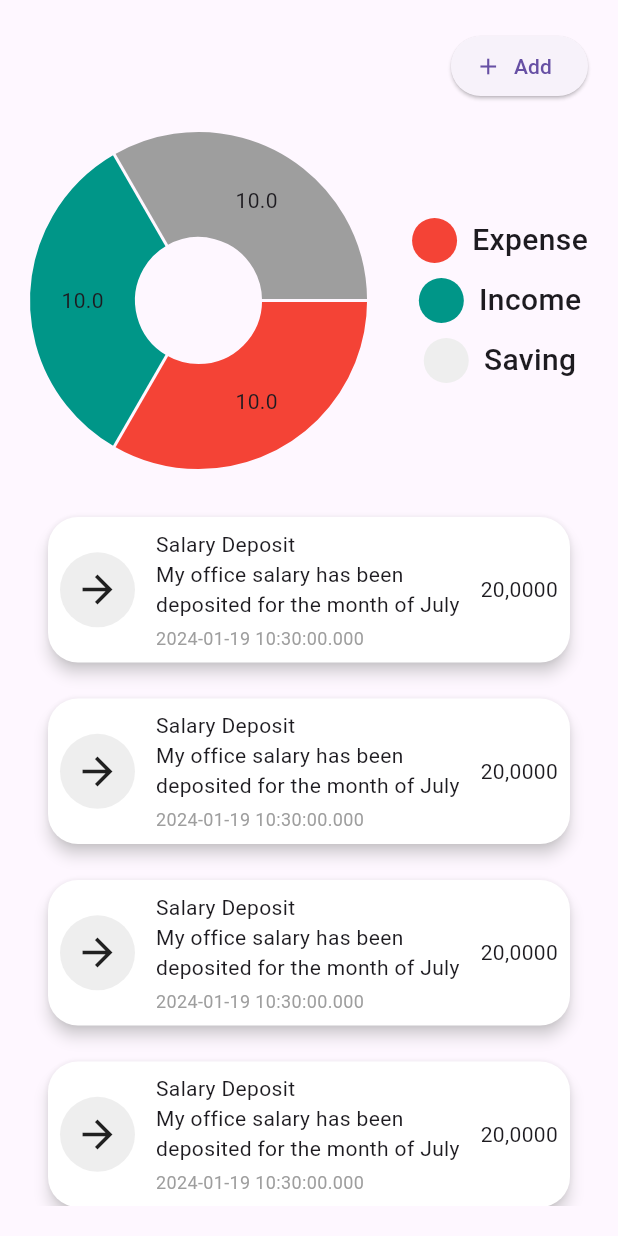
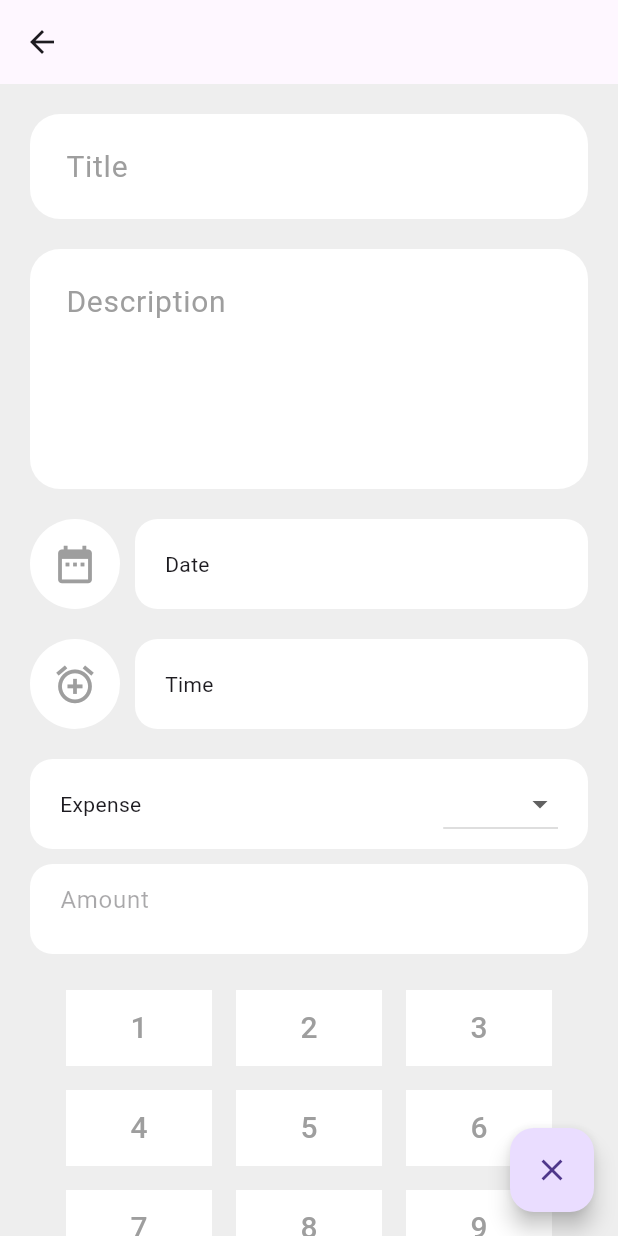
Before and after one commit to MurtazaFlutter/Expense-Tracker--BloC-Pattern, a Flutter app: the screen it shows after launch, after a tap on "Add", on a phone screen of 412 x 824 dp. Run offline on Flutter 3.47's test engine with Material 3 defaults, Android fonts, the phone set to English and light mode, and no system bars; drawn by our look-alikes of fl_chart; our stand-ins replace gap.

Commit message:
done with the ui

```diff
--- /dev/null
+++ b/lib/common/utils/app_consts.dart
@@ -0,0 +1,28 @@
+import 'package:flutter/material.dart';
+
+class AppConsts {
+  static final List<String> payNumbers = [
+    '1',
+    '2',
+    '3',
+    '4',
+    '5',
+    '6',
+    '7',
+    '8',
+    '9',
+    '0',
+    'Delete'
+  ];
+  static List<String> expenseCategory = ['Expense', 'Savings', 'Income'];
+
+  static List<DropdownMenuItem<String>>? get expenseCategoryDropDown {
+    List<DropdownMenuItem<String>>? menuItem =
+        List<DropdownMenuItem<String>>.generate(
+            expenseCategory.length,
+            (index) => DropdownMenuItem(
+                value: expenseCategory[index],
+                child: Text(expenseCategory[index])));
+    return menuItem;
+  }
+}
--- a/lib/main.dart
+++ b/lib/main.dart
@@ -1,4 +1,4 @@
-import 'package:expense_tracker/views/addExpenses/views/expenses.dart';
+import 'package:expense_tracker/views/home/views/home.dart';
 import 'package:flutter/material.dart';
 
 void main() {
@@ -10,9 +10,12 @@ class MyApp extends StatelessWidget {
 
   @override
   Widget build(BuildContext context) {
-    return const MaterialApp(
+    return MaterialApp(
+      theme: ThemeData(
+        scaffoldBackgroundColor: Colors.grey.shade200,
+      ),
       debugShowCheckedModeBanner: false,
-      home: Expenses(),
+      home: const HomeScreen(),
     );
   }
 }
--- /dev/null
+++ b/lib/views/add/views/add_expenses.dart
@@ -0,0 +1,287 @@
+import 'package:expense_tracker/common/utils/app_consts.dart';
+import 'package:flutter/material.dart';
+import 'package:gap/gap.dart';
+import 'package:intl/intl.dart';
+import '../widgets/custom_text_field.dart';
+
+class AddExpensesScreen extends StatefulWidget {
+  const AddExpensesScreen({Key? key}) : super(key: key);
+
+  @override
+  State<AddExpensesScreen> createState() => _AddExpensesScreenState();
+}
+
+class _AddExpensesScreenState extends State<AddExpensesScreen> {
+  final TextEditingController title = TextEditingController();
+  final TextEditingController description = TextEditingController();
+  final TextEditingController amountController = TextEditingController();
+  String? categoryValue;
+
+  @override
+  Widget build(BuildContext context) {
+    return Scaffold(
+      floatingActionButton: FloatingActionButton(
+        onPressed: () {},
+        child: const Icon(Icons.clear),
+      ),
+      appBar: AppBar(),
+      body: SafeArea(
+        child: Padding(
+          padding: const EdgeInsets.symmetric(horizontal: 20),
+          child: ListView(
+            children: [
+              const Gap(20),
+              CustomTextField(
+                validator: (value) {},
+                maxLines: 1,
+                controller: title,
+                hintText: 'Title',
+              ),
+              const Gap(20),
+              CustomTextField(
+                validator: (value) {},
+                maxLines: 5,
+                controller: description,
+                hintText: 'Description',
+              ),
+              const Gap(20),
+              ExpenseFlow(
+                icon: Icons.date_range,
+                onTap: () {},
+                title: 'Date',
+              ),
+              const Gap(20),
+              ExpenseFlow(
+                icon: Icons.alarm_add,
+                onTap: () {},
+                title: 'Time',
+              ),
+              const Gap(20),
+              Container(
+                height: 60,
+                width: MediaQuery.of(context).size.width,
+                decoration: BoxDecoration(
+                  color: Colors.white,
+                  borderRadius: BorderRadius.circular(15),
+                ),
+                child: Padding(
+                  padding: const EdgeInsets.symmetric(horizontal: 20),
+                  child: Row(
+                    mainAxisAlignment: MainAxisAlignment.spaceBetween,
+                    children: [
+                      Text(categoryValue ?? 'Expense'),
+                      DropdownButton(
+                        style: const TextStyle(color: Colors.black),
+                        items: AppConsts.expenseCategoryDropDown,
+                        onChanged: (String? value) {
+                          setState(() {
+                            categoryValue = value;
+                          });
+                        },
+                      ),
+                    ],
+                  ),
+                ),
+              ),
+              const Gap(10),
+              Container(
+                height: 60,
+                width: MediaQuery.of(context).size.width,
+                decoration: BoxDecoration(
+                  color: Colors.white,
+                  borderRadius: BorderRadius.circular(15),
+                ),
+                child: Padding(
+                  padding: const EdgeInsets.symmetric(horizontal: 20),
+                  child: TextFormField(
+                    controller: amountController,
+                    enabled: false,
+                    decoration: const InputDecoration(
+                      hintText: 'Amount',
+                      border: InputBorder.none,
+                    ),
+                  ),
+                ),
+              ),
+              Padding(
+                padding: const EdgeInsets.all(16.0),
+                child: GridView.builder(
+                  itemCount: AppConsts.payNumbers.length,
+                  shrinkWrap: true,
+                  physics: const NeverScrollableScrollPhysics(),
+                  gridDelegate: const SliverGridDelegateWithFixedCrossAxisCount(
+                    crossAxisCount: 3,
+                    childAspectRatio: 1.7,
+                  ),
+                  itemBuilder: (context, index) {
+                    return Padding(
+                      padding: const EdgeInsets.all(8.0),
+                      child: DialerButton(
+                        index: index,
+                        label: AppConsts.payNumbers[index],
+                        onPressed: () {
+                          setState(() {
+                            if (index == 10) {
+                              amountController.clear();
+                            } else {
+                              amountController.text +=
+                                  AppConsts.payNumbers[index];
+                            }
+                          });
+                        },
+                      ),
+                    );
+                  },
+                ),
+              ),
+            ],
+          ),
+        ),
+      ),
+    );
+  }
+}
+
+class DialerButton extends StatelessWidget {
+  final String label;
+  final int index;
+  final IconData? icon;
+  final VoidCallback onPressed;
+
+  const DialerButton({
+    Key? key,
+    required this.label,
+    required this.index,
+    this.icon,
+    required this.onPressed,
+  }) : super(key: key);
+
+  @override
+  Widget build(BuildContext context) {
+    return InkWell(
+      onTap: onPressed,
+      child: Container(
+        decoration: BoxDecoration(
+          color: index == 10 ? Colors.red : Colors.white,
+        ),
+        child: Center(
+          child: Text(
+            label,
+            style: TextStyle(
+              fontSize: 20,
+              fontWeight: FontWeight.w500,
+              color: index == 10 ? Colors.white : Colors.grey,
+            ),
+          ),
+        ),
+      ),
+    );
+  }
+}
+
+class ExpenseFlow extends StatefulWidget {
+  final IconData icon;
+  final String title;
+  final VoidCallback onTap;
+
+  const ExpenseFlow({
+    Key? key,
+    required this.onTap,
+    required this.icon,
+    required this.title,
+  }) : super(key: key);
+
+  @override
+  _ExpenseFlowState createState() => _ExpenseFlowState();
+}
+
+class _ExpenseFlowState extends State<ExpenseFlow> {
+  DateTime? selectedDate;
+  TimeOfDay? selectedTime;
+
+  Future<void> _selectDate(BuildContext context) async {
+    final DateTime? pickedDate = await showDatePicker(
+      context: context,
+      initialDate: DateTime.now(),
+      firstDate: DateTime(2000),
+      lastDate: DateTime(2101),
+    );
+
+    if (pickedDate != null && pickedDate != selectedDate) {
+      setState(() {
+        selectedDate = pickedDate;
+      });
+    }
+  }
+
+  Future<void> _selectTime(BuildContext context) async {
+    final TimeOfDay? pickedTime = await showTimePicker(
+      context: context,
+      initialTime: TimeOfDay.now(),
+    );
+
+    if (pickedTime != null && pickedTime != selectedTime) {
+      setState(() {
+        selectedTime = pickedTime;
+      });
+    }
+  }
+
+  @override
+  Widget build(BuildContext context) {
+    return Row(
+      children: [
+        Container(
+          height: 60,
+          width: 60,
+          decoration: const BoxDecoration(
+            color: Colors.white,
+            shape: BoxShape.circle,
+          ),
+          child: IconButton(
+            onPressed: () {
+              if (widget.title == 'Date') {
+                _selectDate(context);
+              } else if (widget.title == 'Time') {
+                _selectTime(context);
+              }
+            },
+            icon: Icon(
+              widget.icon,
+              size: 30,
+              color: Colors.grey,
+            ),
+          ),
+        ),
+        const Gap(10),
+        Expanded(
+          child: Container(
+            height: 60,
+            decoration: BoxDecoration(
+              color: Colors.white,
+              borderRadius: BorderRadius.circular(15),
+            ),
+            child: Padding(
+              padding: const EdgeInsets.symmetric(horizontal: 20, vertical: 20),
+              child: Text(_getSelectedDateTime()),
+            ),
+          ),
+        ),
+      ],
+    );
+  }
+
+  String _getSelectedDateTime() {
+    if (selectedDate != null && selectedTime != null) {
+      final formattedDate = DateFormat.yMd().format(selectedDate!);
+      final formattedTime = selectedTime!.format(context);
+      return '$formattedDate $formattedTime';
+    } else if (selectedDate != null) {
+      return DateFormat.yMd().format(selectedDate!);
+    } else if (selectedTime != null) {
+      return selectedTime!.format(context);
+    } else {
+      return widget.title;
+    }
+  }
+}
--- /dev/null
+++ b/lib/views/add/widgets/custom_text_field.dart
@@ -0,0 +1,38 @@
+import 'package:flutter/material.dart';
+
+class CustomTextField extends StatelessWidget {
+  final TextEditingController controller;
+  final String hintText;
+  final int? maxLines;
+  final Function(String? value) validator;
+
+  const CustomTextField({
+    super.key,
+    required this.controller,
+    required this.hintText,
+    this.maxLines,
+    required this.validator,
+  });
+
+  @override
+  Widget build(BuildContext context) {
+    return TextFormField(
+      validator: (value) {
+        return validator(value);
+      },
+      controller: controller,
+      maxLines: maxLines,
+      decoration: InputDecoration(
+        hintText: hintText,
+        contentPadding:
+            const EdgeInsets.symmetric(horizontal: 20, vertical: 20),
+        hintStyle: TextStyle(color: Colors.grey.shade500, fontSize: 20),
+        fillColor: Colors.white,
+        filled: true,
+        border: OutlineInputBorder(
+            borderRadius: BorderRadius.circular(20),
+            borderSide: BorderSide.none),
+      ),
+    );
+  }
+}
--- a/lib/views/addExpenses/views/expenses.dart
+++ b/lib/views/home/views/home.dart
@@ -1,31 +1,31 @@
+import 'package:expense_tracker/views/add/views/add_expenses.dart';
 import 'package:fl_chart/fl_chart.dart';
 import 'package:flutter/material.dart';
 import 'package:gap/gap.dart';
-
 import '../widgets/expense_tracker.dart';
 import '../widgets/tracker.dart';
 
-class Expenses extends StatefulWidget {
-  const Expenses({super.key});
+class HomeScreen extends StatelessWidget {
+  const HomeScreen({super.key});
 
-  @override
-  State<Expenses> createState() => _ExpensesState();
-}
-
-class _ExpensesState extends State<Expenses> {
   @override
   Widget build(BuildContext context) {
     return Scaffold(
         body: SafeArea(
       child: Padding(
-        padding: const EdgeInsets.symmetric(horizontal: 20),
+        padding: const EdgeInsets.symmetric(horizontal: 15),
         child: Column(
           children: [
             const Gap(20),
             Align(
               alignment: Alignment.topRight,
               child: ElevatedButton.icon(
-                  onPressed: () {},
+                  onPressed: () {
+                    Navigator.push(
+                        context,
+                        MaterialPageRoute(
+                            builder: (context) => const AddExpensesScreen()));
+                  },
                   icon: const Icon(Icons.add),
                   label: const Text("Add")),
             ),
@@ -39,13 +39,16 @@ class _ExpensesState extends State<Expenses> {
                       PieChartData(sections: [
                         PieChartSectionData(radius: 70, color: Colors.red),
                         PieChartSectionData(radius: 70, color: Colors.teal),
-                        PieChartSectionData(radius: 70, color: Colors.grey),
+                        PieChartSectionData(
+                            radius: 70, color: Colors.grey.shade100),
                       ]),
                     ),
                   ),
                 ),
                 const Gap(30),
                 Column(
+                  mainAxisAlignment: MainAxisAlignment.start,
+                  crossAxisAlignment: CrossAxisAlignment.start,
                   children: [
                     const TrackerWidget(
                       title: 'Expense',
@@ -59,7 +62,7 @@ class _ExpensesState extends State<Expenses> {
                     const Gap(10),
                     TrackerWidget(
                       title: 'Saving',
-                      color: Colors.grey.shade200,
+                      color: Colors.grey.shade100,
                     ),
                   ],
                 )
--- a/pubspec.yaml
+++ b/pubspec.yaml
@@ -40,6 +40,7 @@ dependencies:
   firebase_core: ^2.24.2
   riverpod: ^2.4.9
   gap: ^3.0.1
+  intl: ^0.19.0
 
 dev_dependencies:
   flutter_test:
```
Also changed, not shown: lib/views/home/widgets/expense_tracker.dart (renamed from lib/views/addExpenses/widgets/expense_tracker.dart), lib/views/home/widgets/tracker.dart (renamed from lib/views/addExpenses/widgets/tracker.dart), pubspec.lock.
